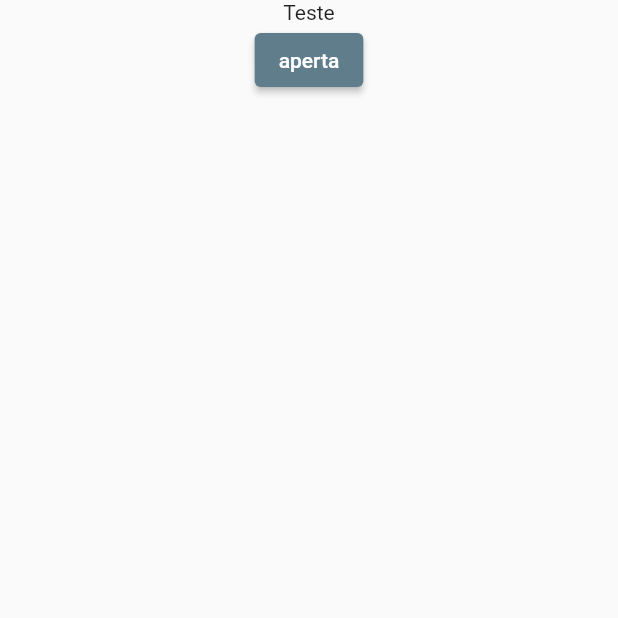
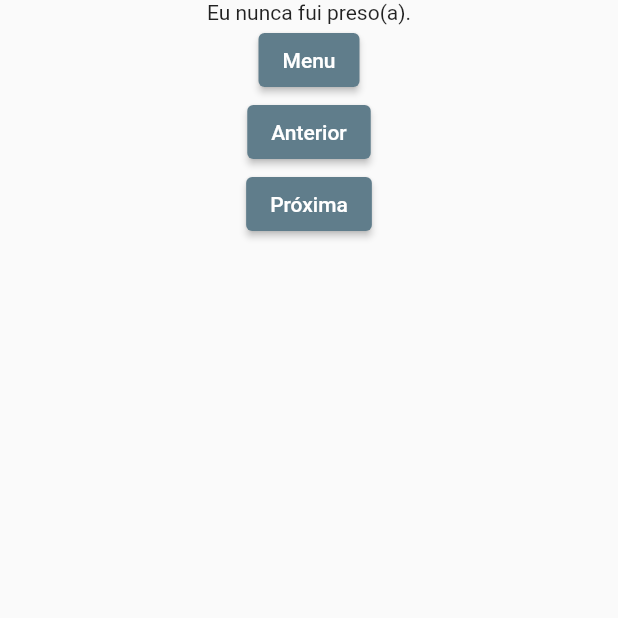
Before and after one commit to allmonty/eu-nunca, a Flutter app: the screen it shows after launch, after a tap on "Pesadas", on a phone screen of 412 x 824 dp, the top half of it. Run offline on Flutter 3.47's test engine with Material 2 defaults, Android fonts, the phone set to English and light mode, and no system bars; missing offline and left inert: dart:html; generated files the repository leaves out were written again.

Commit message:
make it possible to navigate questions

```diff
--- a/lib/game.dart
+++ b/lib/game.dart
@@ -11,10 +11,28 @@ class Game extends StatefulWidget {
 }
 
 class _GameState extends State<Game> {
+  int currentQuestion = 0;
+
   @override
   Widget build(BuildContext context) {
     print(widget.questions);
     print(widget.questions.length);
+
+    void nextQuestion() {
+      if (currentQuestion < widget.questions.length - 1) {
+        setState(() {
+          currentQuestion++;
+        });
+      }
+    }
+
+    void previousQuestion() {
+      if (currentQuestion > 0) {
+        setState(() {
+          currentQuestion--;
+        });
+      }
+    }
 
     return Scaffold(
       body: Row(
@@ -23,10 +41,18 @@ class _GameState extends State<Game> {
             child: Column(
               mainAxisSize: MainAxisSize.max,
               children: [
-                const Text("Teste"),
+                Text(widget.questions[currentQuestion]),
                 ElevatedButton(
                   onPressed: () => Navigator.pop(context),
-                  child: const Text("aperta"),
+                  child: const Text("Menu"),
+                ),
+                ElevatedButton(
+                  onPressed: previousQuestion,
+                  child: const Text("Anterior"),
+                ),
+                ElevatedButton(
+                  onPressed: nextQuestion,
+                  child: const Text("Próxima"),
                 ),
               ],
             ),
```
